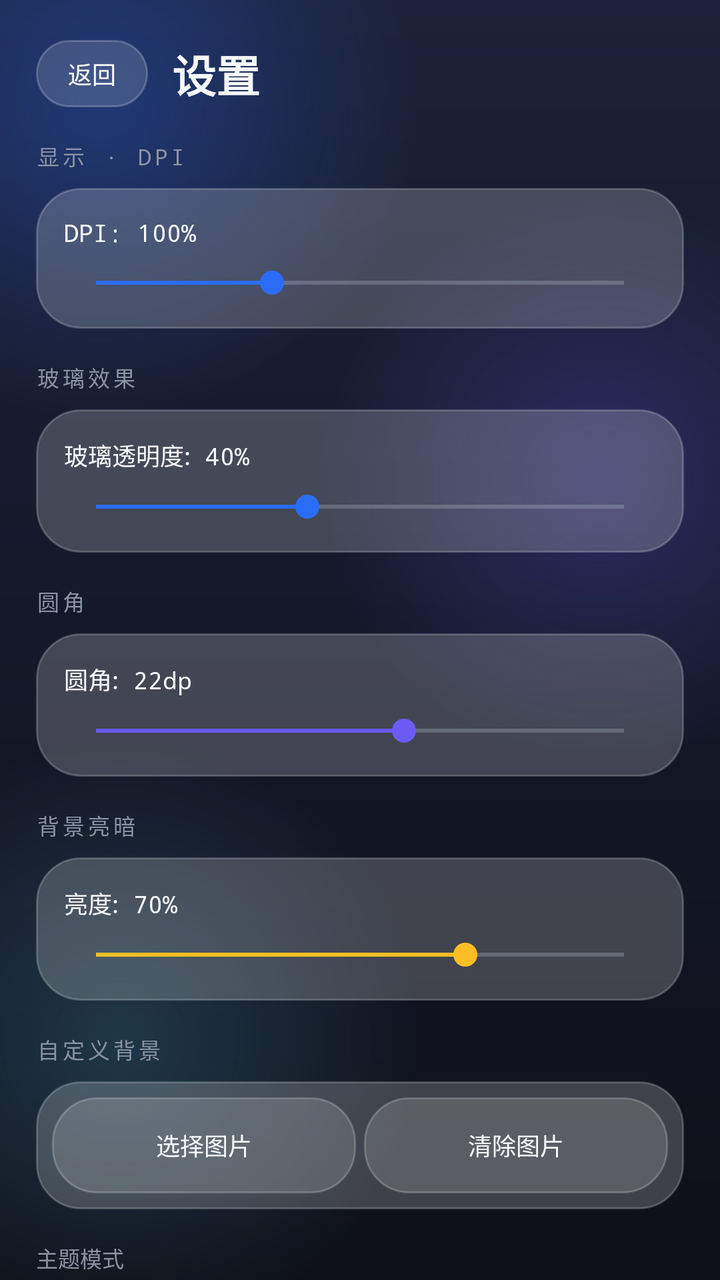
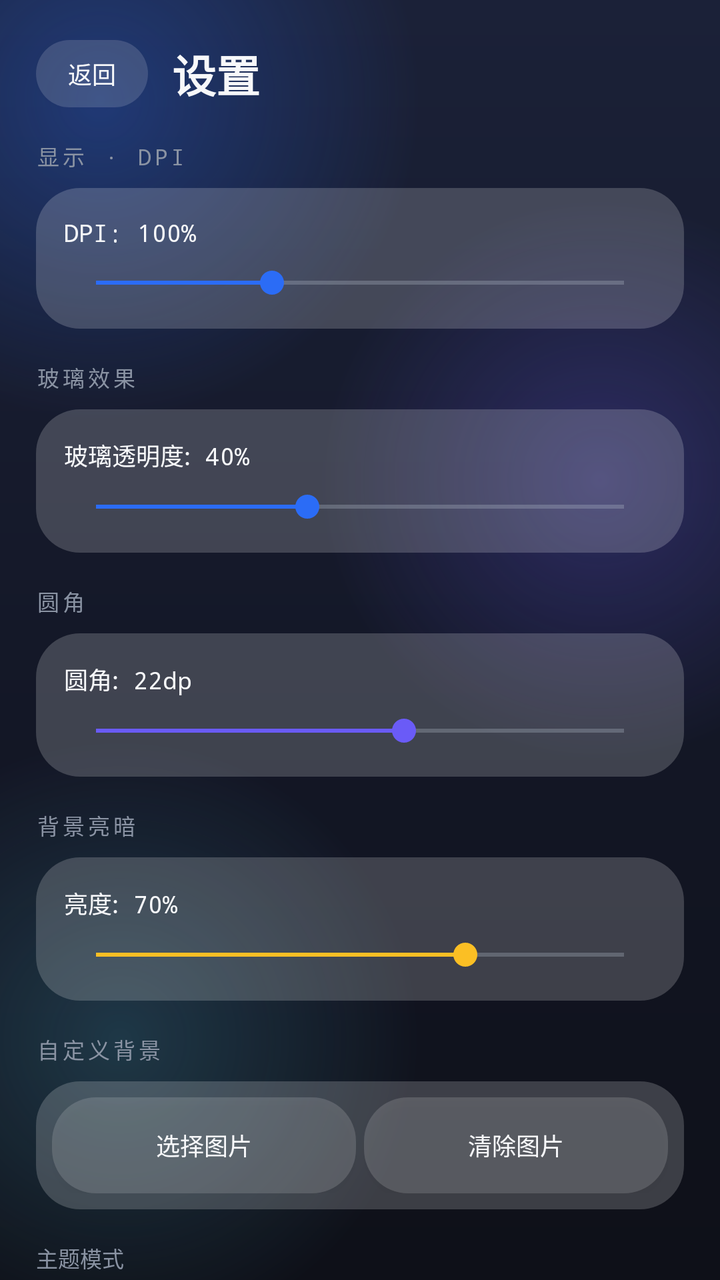

Screens rendered from an Android XML layout before and after an edit, with the pre-edit source and the edit as a unified diff.
<!-- AndroidManifest.xml: application theme AppTheme -->
<!-- res/layout/activity_settings.xml -->
<?xml version="1.0" encoding="utf-8"?>
<FrameLayout xmlns:android="http://schemas.android.com/apk/res/android"
    android:layout_width="match_parent" android:layout_height="match_parent">
    <ImageView android:id="@+id/bg_custom" android:layout_width="match_parent" android:layout_height="match_parent" android:scaleType="centerCrop" android:visibility="gone" />
    <View android:id="@+id/bg_hue" android:layout_width="match_parent" android:layout_height="match_parent" android:background="#00000000" />
    <View android:id="@+id/bg_glass" android:layout_width="match_parent" android:layout_height="match_parent" android:background="#00000000" />
    <LinearLayout android:layout_width="match_parent" android:layout_height="match_parent" android:orientation="vertical" android:fitsSystemWindows="true" android:paddingLeft="18dp" android:paddingRight="18dp">
        <LinearLayout android:layout_width="match_parent" android:layout_height="wrap_content" android:orientation="horizontal" android:gravity="center_vertical" android:paddingTop="20dp" android:paddingBottom="16dp">
            <Button android:id="@+id/btn_back" android:layout_width="wrap_content" android:layout_height="wrap_content" android:text="返回" android:textSize="12sp" android:textColor="@color/text_primary" android:background="@drawable/glass_btn_secondary" android:tag="glass" android:textAllCaps="false" android:paddingLeft="16dp" android:paddingRight="16dp" android:minWidth="0dp" android:minHeight="0dp" android:paddingTop="8dp" android:paddingBottom="8dp" />
            <TextView android:layout_width="0dp" android:layout_height="wrap_content" android:layout_weight="1" android:layout_marginStart="12dp" android:text="设置" android:textSize="22sp" android:textStyle="bold" android:textColor="@color/text_primary" />
        </LinearLayout>
        <ScrollView android:layout_width="match_parent" android:layout_height="0dp" android:layout_weight="1" android:scrollbars="none" android:clipToPadding="false">
            <LinearLayout android:layout_width="match_parent" android:layout_height="wrap_content" android:orientation="vertical" android:paddingBottom="24dp">
                <TextView android:layout_width="wrap_content" android:layout_height="wrap_content" android:text="显示 · DPI" style="@style/SectionLabel" android:layout_marginBottom="8dp" />
                <LinearLayout android:layout_width="match_parent" android:layout_height="wrap_content" android:orientation="vertical" android:background="@drawable/glass_card" android:tag="glass" android:padding="14dp" android:layout_marginBottom="16dp">
                    <TextView android:id="@+id/tv_dpi" android:layout_width="match_parent" android:layout_height="wrap_content" android:text="DPI: 100%" android:textSize="12sp" android:textColor="@color/text_primary" android:fontFamily="monospace" android:layout_marginBottom="8dp" />
                    <SeekBar android:id="@+id/seek_dpi" android:layout_width="match_parent" android:layout_height="wrap_content" android:max="150" android:progress="50" android:progressTint="@color/accent_cyan" android:thumbTint="@color/accent_cyan" />
                </LinearLayout>
                <TextView android:layout_width="wrap_content" android:layout_height="wrap_content" android:text="玻璃效果" style="@style/SectionLabel" android:layout_marginBottom="8dp" />
                <LinearLayout android:layout_width="match_parent" android:layout_height="wrap_content" android:orientation="vertical" android:background="@drawable/glass_card" android:tag="glass" android:padding="14dp" android:layout_marginBottom="16dp">
                    <TextView android:id="@+id/tv_glass" android:layout_width="match_parent" android:layout_height="wrap_content" android:text="玻璃透明度: 40%" android:textSize="12sp" android:textColor="@color/text_primary" android:fontFamily="monospace" android:layout_marginBottom="8dp" />
                    <SeekBar android:id="@+id/seek_glass" android:layout_width="match_parent" android:layout_height="wrap_content" android:max="100" android:progress="40" android:progressTint="@color/accent_cyan" android:thumbTint="@color/accent_cyan" />
                </LinearLayout>
                <TextView android:layout_width="wrap_content" android:layout_height="wrap_content" android:text="圆角" style="@style/SectionLabel" android:layout_marginBottom="8dp" />
                <LinearLayout android:layout_width="match_parent" android:layout_height="wrap_content" android:orientation="vertical" android:background="@drawable/glass_card" android:tag="glass" android:padding="14dp" android:layout_marginBottom="16dp">
                    <TextView android:id="@+id/tv_corner" android:layout_width="match_parent" android:layout_height="wrap_content" android:text="圆角: 22dp" android:textSize="12sp" android:textColor="@color/text_primary" android:fontFamily="monospace" android:layout_marginBottom="8dp" />
                    <SeekBar android:id="@+id/seek_corner" android:layout_width="match_parent" android:layout_height="wrap_content" android:max="24" android:progress="14" android:progressTint="@color/accent_purple" android:thumbTint="@color/accent_purple" />
                </LinearLayout>
                <TextView android:layout_width="wrap_content" android:layout_height="wrap_content" android:text="背景亮暗" style="@style/SectionLabel" android:layout_marginBottom="8dp" />
                <LinearLayout android:layout_width="match_parent" android:layout_height="wrap_content" android:orientation="vertical" android:background="@drawable/glass_card" android:tag="glass" android:padding="14dp" android:layout_marginBottom="16dp">
                    <TextView android:id="@+id/tv_bright" android:layout_width="match_parent" android:layout_height="wrap_content" android:text="亮度: 70%" android:textSize="12sp" android:textColor="@color/text_primary" android:fontFamily="monospace" android:layout_marginBottom="8dp" />
                    <SeekBar android:id="@+id/seek_bright" android:layout_width="match_parent" android:layout_height="wrap_content" android:max="100" android:progress="70" android:progressTint="@color/accent_amber" android:thumbTint="@color/accent_amber" />
                </LinearLayout>
                
<TextView android:layout_width="wrap_content" android:layout_height="wrap_content" android:text="自定义背景" style="@style/SectionLabel" android:layout_marginBottom="8dp" />
                <LinearLayout android:layout_width="match_parent" android:layout_height="wrap_content" android:orientation="horizontal" android:background="@drawable/glass_card" android:tag="glass" android:padding="8dp" android:layout_marginBottom="16dp">
                    <Button android:id="@+id/btn_pick_bg" android:layout_width="0dp" android:layout_height="wrap_content" android:layout_weight="1" android:text="选择图片" android:textSize="12sp" android:textColor="@color/text_primary" android:background="@drawable/glass_btn_secondary" android:tag="glass" android:textAllCaps="false" android:layout_marginEnd="4dp" android:padding="12dp" />
                    <Button android:id="@+id/btn_clear_bg" android:layout_width="0dp" android:layout_height="wrap_content" android:layout_weight="1" android:text="清除图片" android:textSize="12sp" android:textColor="@color/text_primary" android:background="@drawable/glass_btn_secondary" android:tag="glass" android:textAllCaps="false" android:padding="12dp" />
                </LinearLayout>
                <TextView android:layout_width="wrap_content" android:layout_height="wrap_content" android:text="主题模式" android:textSize="11sp" android:textColor="@color/text_muted" android:layout_marginBottom="8dp" />
                <LinearLayout android:layout_width="match_parent" android:layout_height="wrap_content" android:orientation="horizontal" android:layout_marginBottom="16dp">
                    <Button android:id="@+id/th_dark" android:layout_width="0dp" android:layout_height="wrap_content" android:layout_weight="1" android:textSize="12sp" android:textColor="@color/text_primary" android:background="@drawable/glass_btn_secondary" android:tag="glass" android:textAllCaps="false" android:padding="12dp" android:text="深色" />
                    <Button android:id="@+id/th_light" android:layout_width="0dp" android:layout_height="wrap_content" android:layout_weight="1" android:textSize="12sp" android:textColor="@color/text_primary" android:background="@drawable/glass_btn_secondary" android:tag="glass" android:textAllCaps="false" android:padding="12dp" android:text="浅色" />
                    <Button android:id="@+id/th_auto" android:layout_width="0dp" android:layout_height="wrap_content" android:layout_weight="1" android:textSize="12sp" android:textColor="@color/text_primary" android:background="@drawable/glass_btn_secondary" android:tag="glass" android:textAllCaps="false" android:padding="12dp" android:text="跟随系统" />
                </LinearLayout>
                <Button android:id="@+id/btn_reset" android:layout_width="match_parent" android:layout_height="wrap_content" android:text="恢复默认" android:textSize="13sp" android:textColor="@color/text_primary" android:background="@drawable/glass_btn_secondary" android:tag="glass" android:textAllCaps="false" android:padding="14dp" android:layout_marginBottom="10dp" />
            </LinearLayout>
        </ScrollView>
    </LinearLayout>
</FrameLayout>
<!-- resources referenced by this layout -->
<resources>
  <color name="accent_amber">#FBBF24</color>
  <color name="accent_cyan">#2B6CF6</color>
  <color name="accent_purple">#6A5BF7</color>
  <color name="text_muted">#8A93A3</color>
  <color name="text_primary">#F7F8FA</color>
  <!-- drawable glass_btn_secondary (drawable) -->
  <?xml version="1.0" encoding="utf-8"?>
  <shape xmlns:android="http://schemas.android.com/apk/res/android" android:shape="rectangle">
      <solid android:color="#26FFFFFF" />
      <corners android:radius="22dp" />
      <stroke android:width="1dp" android:color="#35FFFFFF" />
  </shape>
  <!-- drawable glass_card (drawable) -->
  <?xml version="1.0" encoding="utf-8"?>
  <shape xmlns:android="http://schemas.android.com/apk/res/android" android:shape="rectangle">
      <solid android:color="#33FFFFFF" />
      <corners android:radius="22dp" />
      <stroke android:width="1dp" android:color="#35FFFFFF" />
  </shape>
  <style name="SectionLabel">
          <item name="android:textSize">11sp</item>
          <item name="android:textColor">@color/text_muted</item>
          <item name="android:fontFamily">monospace</item>
          <item name="android:letterSpacing">0.15</item>
      </style>
  <style name="AppTheme" parent="Theme.AppCompat.NoActionBar">
          <item name="colorPrimary">@color/bg_primary</item>
          <item name="colorPrimaryDark">@color/bg_primary</item>
          <item name="colorAccent">@color/accent_cyan</item>
          <item name="android:windowBackground">@drawable/bg_window</item>
          <item name="android:textColorPrimary">@color/text_primary</item>
          <item name="android:textColorSecondary">@color/text_secondary</item>
          <item name="android:windowAnimationStyle">@style/AppWindowAnim</item>
      </style>
  <color name="bg_primary">#0E1018</color>
  <!-- drawable bg_window (drawable) -->
  <?xml version="1.0" encoding="utf-8"?>
  <layer-list xmlns:android="http://schemas.android.com/apk/res/android">
      <item>
          <shape android:shape="rectangle">
              <gradient android:type="linear" android:angle="270"
                  android:startColor="#1B2138" android:centerColor="#141828" android:endColor="#0E1018" />
          </shape>
      </item>
      <item android:gravity="top|left" android:width="320dp" android:height="320dp" android:top="-110dp" android:left="-110dp">
          <shape android:shape="oval">
              <gradient android:type="radial" android:gradientRadius="160dp"
                  android:startColor="#552B6CF6" android:endColor="#002B6CF6" />
          </shape>
      </item>
      <item android:gravity="top|right" android:width="280dp" android:height="280dp" android:top="100dp" android:right="-80dp">
          <shape android:shape="oval">
              <gradient android:type="radial" android:gradientRadius="140dp"
                  android:startColor="#446A5BF7" android:endColor="#006A5BF7" />
          </shape>
      </item>
      <item android:gravity="bottom|left" android:width="300dp" android:height="300dp" android:bottom="-30dp" android:left="-90dp">
          <shape android:shape="oval">
              <gradient android:type="radial" android:gradientRadius="150dp"
                  android:startColor="#3356C8E8" android:endColor="#0056C8E8" />
          </shape>
      </item>
  </layer-list>
  <color name="text_secondary">#B4BCC9</color>
  <style name="AppWindowAnim">
          <item name="android:activityOpenEnterAnimation">@anim/slide_in_right</item>
          <item name="android:activityOpenExitAnimation">@anim/fade_out</item>
          <item name="android:activityCloseEnterAnimation">@anim/fade_in</item>
          <item name="android:activityCloseExitAnimation">@anim/slide_out_right</item>
      </style>
</resources>

<!-- the commit's change to res/layout/activity_settings.xml (unified diff, before → after) -->
@@ -13,22 +13,22 @@
             <LinearLayout android:layout_width="match_parent" android:layout_height="wrap_content" android:orientation="vertical" android:paddingBottom="24dp">
                 <TextView android:layout_width="wrap_content" android:layout_height="wrap_content" android:text="显示 · DPI" style="@style/SectionLabel" android:layout_marginBottom="8dp" />
                 <LinearLayout android:layout_width="match_parent" android:layout_height="wrap_content" android:orientation="vertical" android:background="@drawable/glass_card" android:tag="glass" android:padding="14dp" android:layout_marginBottom="16dp">
-                    <TextView android:id="@+id/tv_dpi" android:layout_width="match_parent" android:layout_height="wrap_content" android:text="DPI: 100%" android:textSize="12sp" android:textColor="@color/text_primary" android:fontFamily="monospace" android:layout_marginBottom="8dp" />
+                    <TextView android:id="@+id/tv_dpi" android:fontFeatureSettings="tnum" android:layout_width="match_parent" android:layout_height="wrap_content" android:text="DPI: 100%" android:textSize="12sp" android:textColor="@color/text_primary" android:fontFamily="monospace" android:layout_marginBottom="8dp" />
                     <SeekBar android:id="@+id/seek_dpi" android:layout_width="match_parent" android:layout_height="wrap_content" android:max="150" android:progress="50" android:progressTint="@color/accent_cyan" android:thumbTint="@color/accent_cyan" />
                 </LinearLayout>
                 <TextView android:layout_width="wrap_content" android:layout_height="wrap_content" android:text="玻璃效果" style="@style/SectionLabel" android:layout_marginBottom="8dp" />
                 <LinearLayout android:layout_width="match_parent" android:layout_height="wrap_content" android:orientation="vertical" android:background="@drawable/glass_card" android:tag="glass" android:padding="14dp" android:layout_marginBottom="16dp">
-                    <TextView android:id="@+id/tv_glass" android:layout_width="match_parent" android:layout_height="wrap_content" android:text="玻璃透明度: 40%" android:textSize="12sp" android:textColor="@color/text_primary" android:fontFamily="monospace" android:layout_marginBottom="8dp" />
+                    <TextView android:id="@+id/tv_glass" android:fontFeatureSettings="tnum" android:layout_width="match_parent" android:layout_height="wrap_content" android:text="玻璃透明度: 40%" android:textSize="12sp" android:textColor="@color/text_primary" android:fontFamily="monospace" android:layout_marginBottom="8dp" />
                     <SeekBar android:id="@+id/seek_glass" android:layout_width="match_parent" android:layout_height="wrap_content" android:max="100" android:progress="40" android:progressTint="@color/accent_cyan" android:thumbTint="@color/accent_cyan" />
                 </LinearLayout>
                 <TextView android:layout_width="wrap_content" android:layout_height="wrap_content" android:text="圆角" style="@style/SectionLabel" android:layout_marginBottom="8dp" />
                 <LinearLayout android:layout_width="match_parent" android:layout_height="wrap_content" android:orientation="vertical" android:background="@drawable/glass_card" android:tag="glass" android:padding="14dp" android:layout_marginBottom="16dp">
-                    <TextView android:id="@+id/tv_corner" android:layout_width="match_parent" android:layout_height="wrap_content" android:text="圆角: 22dp" android:textSize="12sp" android:textColor="@color/text_primary" android:fontFamily="monospace" android:layout_marginBottom="8dp" />
+                    <TextView android:id="@+id/tv_corner" android:fontFeatureSettings="tnum" android:layout_width="match_parent" android:layout_height="wrap_content" android:text="圆角: 22dp" android:textSize="12sp" android:textColor="@color/text_primary" android:fontFamily="monospace" android:layout_marginBottom="8dp" />
                     <SeekBar android:id="@+id/seek_corner" android:layout_width="match_parent" android:layout_height="wrap_content" android:max="24" android:progress="14" android:progressTint="@color/accent_purple" android:thumbTint="@color/accent_purple" />
                 </LinearLayout>
                 <TextView android:layout_width="wrap_content" android:layout_height="wrap_content" android:text="背景亮暗" style="@style/SectionLabel" android:layout_marginBottom="8dp" />
                 <LinearLayout android:layout_width="match_parent" android:layout_height="wrap_content" android:orientation="vertical" android:background="@drawable/glass_card" android:tag="glass" android:padding="14dp" android:layout_marginBottom="16dp">
-                    <TextView android:id="@+id/tv_bright" android:layout_width="match_parent" android:layout_height="wrap_content" android:text="亮度: 70%" android:textSize="12sp" android:textColor="@color/text_primary" android:fontFamily="monospace" android:layout_marginBottom="8dp" />
+                    <TextView android:id="@+id/tv_bright" android:fontFeatureSettings="tnum" android:layout_width="match_parent" android:layout_height="wrap_content" android:text="亮度: 70%" android:textSize="12sp" android:textColor="@color/text_primary" android:fontFamily="monospace" android:layout_marginBottom="8dp" />
                     <SeekBar android:id="@+id/seek_bright" android:layout_width="match_parent" android:layout_height="wrap_content" android:max="100" android:progress="70" android:progressTint="@color/accent_amber" android:thumbTint="@color/accent_amber" />
                 </LinearLayout>
                 
<!-- resource entries referenced after the edit -->
@@ -10,14 +10,12 @@
   <shape xmlns:android="http://schemas.android.com/apk/res/android" android:shape="rectangle">
       <solid android:color="#26FFFFFF" />
       <corners android:radius="22dp" />
-      <stroke android:width="1dp" android:color="#35FFFFFF" />
   </shape>
   <!-- drawable glass_card (drawable) -->
   <?xml version="1.0" encoding="utf-8"?>
   <shape xmlns:android="http://schemas.android.com/apk/res/android" android:shape="rectangle">
-      <solid android:color="#33FFFFFF" />
+      <solid android:color="#30FFFFFF" />
       <corners android:radius="22dp" />
-      <stroke android:width="1dp" android:color="#35FFFFFF" />
   </shape>
   <style name="SectionLabel">
           <item name="android:textSize">11sp</item>
